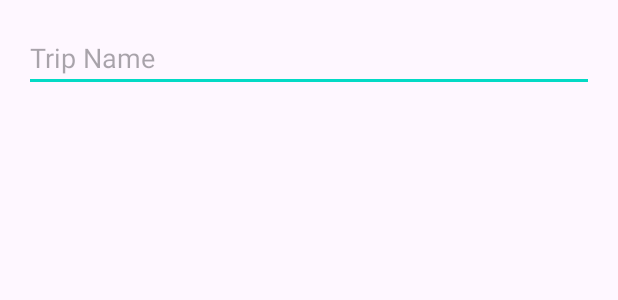
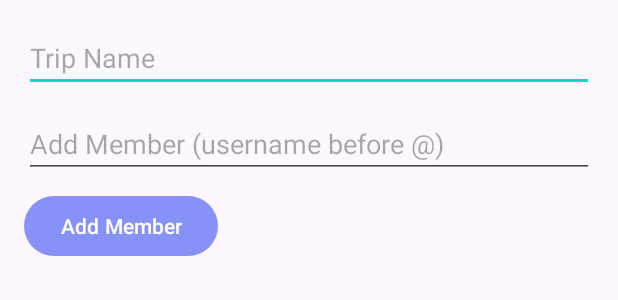
Before and after one commit to iamwahida/expensify_MAD, an Android app built with Jetpack Compose: the layout dialog_edit_trip.xml on its own in the app's theme, with its tools: preview values and no code run, on a phone screen of 412 x 824 dp. Shown: the top 300 px of the screen. Run offline under Robolectric (Android 15) with nearby library versions, the phone set to English and light mode, and no system bars.

Commit message:
editing trip now allows adding new members

```diff
--- a/app/src/main/java/com/example/expensify/AllTripsActivity.kt
+++ b/app/src/main/java/com/example/expensify/AllTripsActivity.kt
@@ -42,6 +42,7 @@ class AllTripsActivity : AppCompatActivity() {
                 tripRef.update(
                     mapOf(
                         "name" to updatedTrip.name,
+                        "members" to updatedTrip.members
                     )
                 ).addOnSuccessListener {
                     Log.d("FIRESTORE_DEBUG", "Trip updated: ${updatedTrip.name}")
@@ -94,11 +95,13 @@ class AllTripsActivity : AppCompatActivity() {
                     val name = doc.getString("name") ?: "Unnamed Trip"
                     val expenses = doc.getDouble("expenses") ?: 0.0
                     val tripId = doc.id
+                    val members = doc.get("members") as? List<String> ?: emptyList()
 
                     val tripItem = TripItem(
                         id = tripId,
                         name = name,
-                        expenses = expenses
+                        expenses = expenses,
+                        members = members
                     )
                     tripList.add(tripItem)
                     tripsList.add(name)
--- a/app/src/main/java/com/example/expensify/TripItem.kt
+++ b/app/src/main/java/com/example/expensify/TripItem.kt
@@ -5,5 +5,6 @@ package com.example.expensify
 data class TripItem(
     val id: String,
     val name: String,
-    val expenses: Double = 0.0
+    val expenses: Double = 0.0,
+    val members: List<String> = emptyList()
 )
--- a/app/src/main/res/layout/dialog_edit_trip.xml
+++ b/app/src/main/res/layout/dialog_edit_trip.xml
@@ -1,4 +1,3 @@
-<?xml version="1.0" encoding="utf-8"?>
 <LinearLayout xmlns:android="http://schemas.android.com/apk/res/android"
     android:layout_width="match_parent"
     android:layout_height="wrap_content"
@@ -11,4 +10,23 @@
         android:layout_height="wrap_content"
         android:hint="Trip Name" />
 
+    <EditText
+        android:id="@+id/addMemberInput"
+        android:layout_width="match_parent"
+        android:layout_height="wrap_content"
+        android:hint="Add Member (username before @)"
+        android:layout_marginTop="12dp"/>
+
+    <Button
+        android:id="@+id/addMemberButton"
+        android:layout_width="wrap_content"
+        android:layout_height="wrap_content"
+        android:text="Add Member"
+        android:layout_marginTop="8dp"/>
+
+    <ListView
+        android:id="@+id/editMembersList"
+        android:layout_width="match_parent"
+        android:layout_height="150dp"
+        android:layout_marginTop="8dp" />
 </LinearLayout>
```
Also changed, not shown: app/src/main/java/com/example/expensify/TripAdapter.kt (+18 -5 lines).
